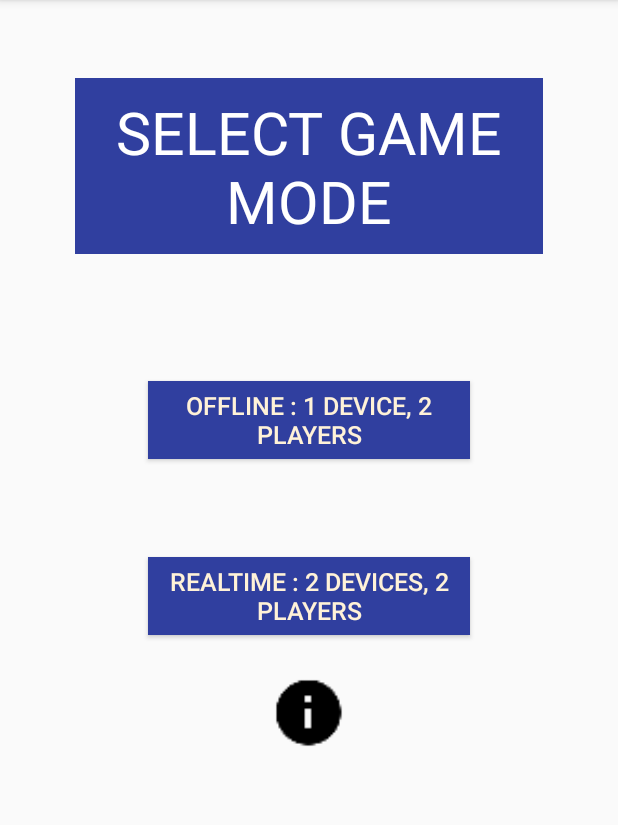
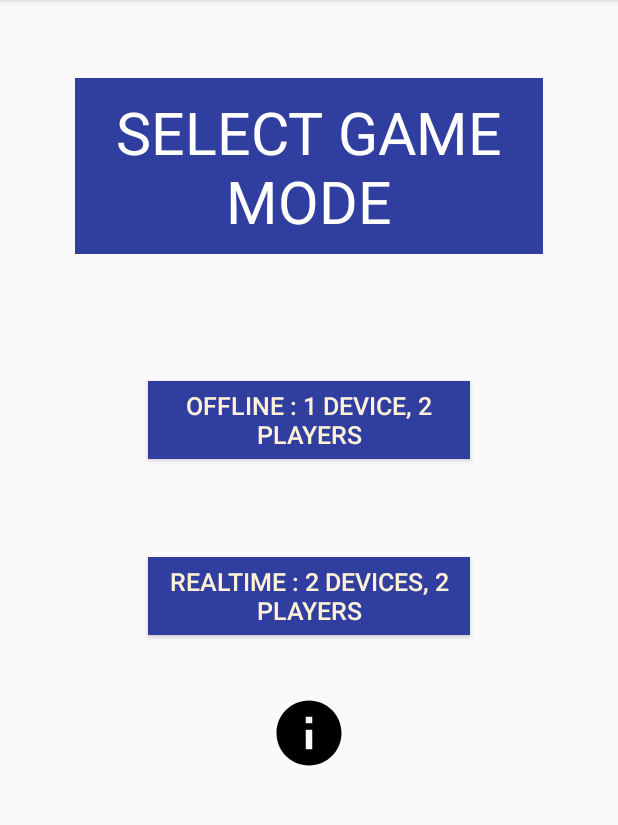
Before and after one commit to KunalFarmah98/Realtime-TicTacToe, an Android app: the screen it shows after launch (EnterActivity), on a phone screen of 412 x 824 dp, the part 84-909 px from its top. Run offline under Robolectric (Android 15) with nearby library versions, the phone set to English and light mode, and no system bars; our stand-ins replace Firebase (no records; nobody signed in at launch, a user with empty details on screens opened directly), sdp/ssp sizes; libraries missing offline, so code that uses them is left out: com.firebase.ui.

Commit message:
replaced imageButtons with imageViews, replaced scr with srcCompat | release 11 v2.1

```diff
--- a/app/build.gradle
+++ b/app/build.gradle
@@ -12,8 +12,8 @@ android {
         applicationId "com.apps.kunalfarmah.realtimetictactoe"
         minSdkVersion 21
         targetSdkVersion 29
-        versionCode 10
-        versionName "2.0"
+        versionCode 11
+        versionName "2.1"
         testInstrumentationRunner 'androidx.test.runner.AndroidJUnitRunner'
     }
     buildTypes {
--- a/app/src/main/AndroidManifest.xml
+++ b/app/src/main/AndroidManifest.xml
@@ -4,13 +4,9 @@
 
     <uses-permission android:name="android.permission.INTERNET"/>
     <uses-permission android:name="android.permission.ACCESS_NETWORK_STATE"/>
-    <meta-data android:name="firebase_analytics_collection_deactivated" android:value="true" />
-    <meta-data android:name="google_analytics_adid_collection_enabled" android:value="false" />
-    <meta-data android:name="google_analytics_default_allow_ad_personalization_signals" android:value="false" />
 
     <application
         android:isGame="true"
-        android:allowBackup="true"
         android:label="Realtime TicTacToe"
         android:roundIcon="@mipmap/ic_launcher_round"
         android:icon="@mipmap/ic_launcher"
--- a/app/src/main/java/com/apps/kunalfarmah/realtimetictactoe/activity/EnterActivity.java
+++ b/app/src/main/java/com/apps/kunalfarmah/realtimetictactoe/activity/EnterActivity.java
@@ -40,7 +40,7 @@ public class EnterActivity extends AppCompatActivity {
     ImageView info;
     Menu menu;
     // a variable to check if we are inside teh host or join screen
-    public static FrameLayout fragments;
+    public FrameLayout fragments;
 
     static String User;
 
@@ -102,7 +102,7 @@ public class EnterActivity extends AppCompatActivity {
 
         offline = findViewById(R.id.offline);
         online = findViewById(R.id.online);
-        info = findViewById(R.id.info);
+        info = findViewById(R.id.how_to_play);
         fragments = findViewById(R.id.fragment_containter);
         //fragment1 = findViewById(R.id.how_to_play);
 
@@ -153,6 +153,7 @@ public class EnterActivity extends AppCompatActivity {
                                         .createSignInIntentBuilder()
                                         .setAvailableProviders(providers)
                                         .setLogo(R.drawable.logo)
+                                        .setIsSmartLockEnabled(false)
                                         .setTheme(R.style.AppTheme)
                                         .build(),
                                 RC_SIGN_IN);
--- a/app/src/main/java/com/apps/kunalfarmah/realtimetictactoe/activity/GameoverActivity.java
+++ b/app/src/main/java/com/apps/kunalfarmah/realtimetictactoe/activity/GameoverActivity.java
@@ -3,7 +3,7 @@ package com.apps.kunalfarmah.realtimetictactoe.activity;
 import android.content.Intent;
 import android.os.Bundle;
 import android.view.View;
-import android.widget.ImageButton;
+import android.widget.ImageView;
 import android.widget.TextView;
 
 import androidx.appcompat.app.AppCompatActivity;
@@ -15,7 +15,7 @@ public class GameoverActivity extends AppCompatActivity {
 
     TextView time;
     String p1,p2;
-    ImageButton close;
+    ImageView close;
     @Override
     protected void onCreate(Bundle savedInstanceState) {
         super.onCreate(savedInstanceState);
@@ -32,7 +32,7 @@ public class GameoverActivity extends AppCompatActivity {
         // displaying the time taken in a match
         time.setText("Time : "+ timeval);
 
-        ImageButton replay = findViewById(R.id.repeat);
+        ImageView replay = findViewById(R.id.repeat);
         replay.setOnClickListener(new View.OnClickListener() {
 
             @Override
--- a/app/src/main/java/com/apps/kunalfarmah/realtimetictactoe/activity/GameoverOnlineActivity.java
+++ b/app/src/main/java/com/apps/kunalfarmah/realtimetictactoe/activity/GameoverOnlineActivity.java
@@ -9,7 +9,7 @@ import androidx.annotation.NonNull;
 import androidx.appcompat.app.AppCompatActivity;
 import android.os.Bundle;
 import android.view.View;
-import android.widget.ImageButton;
+import android.widget.ImageView;
 import android.widget.TextView;
 import android.widget.Toast;
 
@@ -30,7 +30,7 @@ public class GameoverOnlineActivity extends AppCompatActivity {
     DatabaseReference closeref;
     DatabaseReference restartref;
     String token;
-    ImageButton close;
+    ImageView close;
 
     TextView time;
     int difficulty;
@@ -42,7 +42,7 @@ public class GameoverOnlineActivity extends AppCompatActivity {
         OnlineActivity.isover = true;
 
         time = findViewById(R.id.time);
-        ImageButton replay = findViewById(R.id.repeat);
+        ImageView replay = findViewById(R.id.repeat);
         close = findViewById(R.id.close);
 
         difficulty = getIntent().getIntExtra("difficulty",2);
--- /dev/null
+++ b/app/src/main/res/drawable/baseline_info_black_36dp.xml
@@ -0,0 +1,6 @@
+<?xml version="1.0" encoding="UTF-8" standalone="no"?>
+<vector xmlns:android="http://schemas.android.com/apk/res/android" android:height="36dp" android:tint="#000000" android:viewportHeight="24.0" android:viewportWidth="24.0" android:width="36dp">
+
+    <path android:fillColor="@android:color/white" android:pathData="M12,2C6.48,2 2,6.48 2,12s4.48,10 10,10 10,-4.48 10,-10S17.52,2 12,2zM13,17h-2v-6h2v6zM13,9h-2L11,7h2v2z"/>
+
+</vector>
--- /dev/null
+++ b/app/src/main/res/drawable/baseline_play_circle_outline_black_36dp.xml
@@ -0,0 +1,6 @@
+<?xml version="1.0" encoding="UTF-8" standalone="no"?>
+<vector xmlns:android="http://schemas.android.com/apk/res/android" android:height="36dp" android:tint="#000000" android:viewportHeight="24.0" android:viewportWidth="24.0" android:width="36dp">
+
+    <path android:fillColor="@android:color/white" android:pathData="M10,16.5l6,-4.5 -6,-4.5v9zM12,2C6.48,2 2,6.48 2,12s4.48,10 10,10 10,-4.48 10,-10S17.52,2 12,2zM12,20c-4.41,0 -8,-3.59 -8,-8s3.59,-8 8,-8 8,3.59 8,8 -3.59,8 -8,8z"/>
+
+</vector>
--- a/app/src/main/res/layout-port/activity_start.xml
+++ b/app/src/main/res/layout-port/activity_start.xml
@@ -63,8 +63,8 @@
         android:layout_centerHorizontal="true"
         android:layout_marginTop="50dp"
         android:scaleType="fitCenter"
-        android:tint="@color/colorPrimary"
-        app:srcCompat="@drawable/ic_play_circle_outline_black_24dp" />
+        app:srcCompat="@drawable/baseline_play_circle_outline_black_36dp"
+        app:tint="@color/colorPrimary" />
 
 
 </RelativeLayout>
--- a/app/src/main/res/layout/activity_enter.xml
+++ b/app/src/main/res/layout/activity_enter.xml
@@ -69,12 +69,12 @@
         android:textSize="@dimen/_13sdp" />
 
     <ImageView
-        android:id="@+id/info"
+        android:id="@+id/how_to_play"
         android:layout_width="@dimen/_40sdp"
         android:layout_height="@dimen/_40sdp"
         android:layout_gravity="center"
-        android:layout_marginTop="@dimen/_20sdp"
-        android:src="@drawable/ic_info_black_24dp" />
+        android:layout_marginTop="@dimen/_30sdp"
+        app:srcCompat="@drawable/baseline_info_black_36dp" />
 
 
 </LinearLayout>
```
Also changed, not shown: app/src/main/res/layout-port/gameover.xml (+6 -6 lines), 2 other files.
